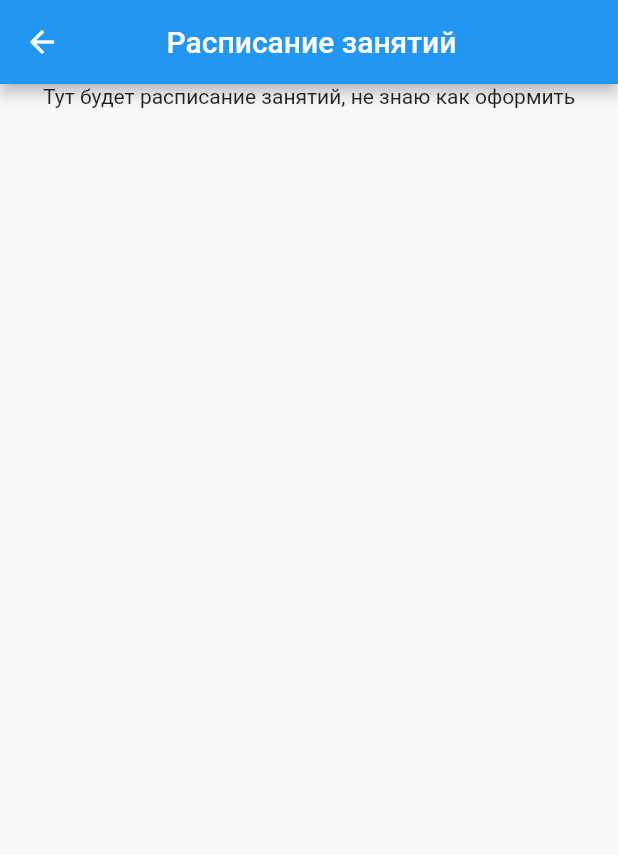
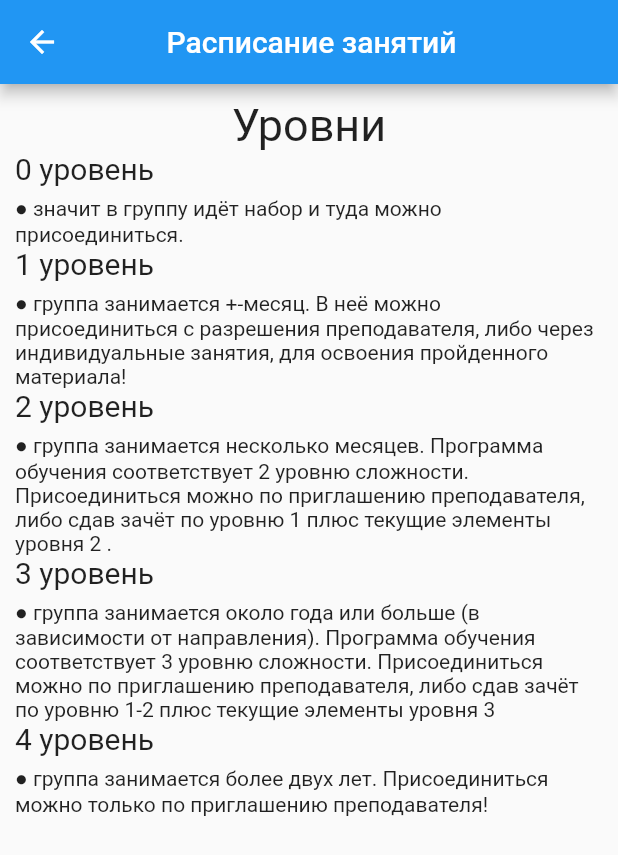
Before and after one commit to siniioduvan/latino_kvartal, a Flutter app: the ShedulePage screen opened by its route, on a phone screen of 412 x 824 dp. Shown: the top 855 px of the screen. Run offline on Flutter 3.47's test engine with Material 2 defaults, Android fonts, the light colour scheme and no system bars.

Commit message:
28.05.23

```diff
--- a/lib/pages/in_drawer/shedule_page.dart
+++ b/lib/pages/in_drawer/shedule_page.dart
@@ -1,4 +1,34 @@
 import 'package:flutter/material.dart';
+
+class LevelData {
+  final String levelNumber;
+  final String descriptionLevel;
+
+  LevelData(this.levelNumber, this.descriptionLevel);
+}
+
+List<LevelData> levelDataText = [
+  LevelData(
+    '0 уровень',
+    '● значит в группу идёт набор и туда можно присоединиться.',
+  ),
+  LevelData(
+    '1 уровень',
+    '● группа занимается +-месяц. В неё можно присоединиться с разрешения преподавателя, либо через индивидуальные занятия, для освоения пройденного материала! ',
+  ),
+  LevelData(
+    '2 уровень',
+    '● группа занимается несколько месяцев. Программа обучения соответствует 2 уровню сложности. Присоединиться можно по приглашению преподавателя, либо сдав зачёт по уровню 1 плюс текущие элементы уровня 2 .',
+  ),
+  LevelData(
+    '3 уровень',
+    '● группа занимается около года или больше (в зависимости от направления). Программа обучения соответствует 3 уровню сложности. Присоединиться  можно по приглашению преподавателя, либо сдав зачёт по уровню 1-2 плюс текущие элементы уровня 3 ',
+  ),
+  LevelData(
+    '4 уровень',
+    '● группа занимается более двух лет. Присоединиться можно только по приглашению преподавателя! ',
+  ),
+];
 
 class ShedulePage extends StatelessWidget {
   const ShedulePage({Key? key}) : super(key: key);
@@ -10,13 +40,51 @@ class ShedulePage extends StatelessWidget {
         titleSpacing: 55,
         title: Text('Расписание занятий'),
       ),
-      body: Center(
-        child: Column(
-          children: [
-            Text('Тут будет расписание занятий, не знаю как оформить'),
-          ],
+      body: SingleChildScrollView(
+        child: Center(
+          child: Padding(
+            padding: const EdgeInsets.all(10.0),
+            child: Column(
+              crossAxisAlignment: CrossAxisAlignment.start,
+              children: [
+                Center(
+                  child: Text(
+                    'Уровни',
+                    style: TextStyle(fontSize: 30),
+                  ),
+                ),
+                Column(
+                  children: levelDataText.map((data) => ExercizeLevel(data: data,)).toList(),
+                )
+              ],
+            ),
+          ),
         ),
       ),
     );
   }
 }
+
+class ExercizeLevel extends StatelessWidget {
+  final LevelData data;
+  const ExercizeLevel({
+    super.key, required this.data,
+  });
+
+  @override
+  Widget build(BuildContext context) {
+    return Column(
+      crossAxisAlignment: CrossAxisAlignment.start,
+      children: [
+        Text(
+          data.levelNumber,
+          style: TextStyle(fontSize: 20),
+        ),
+        SizedBox(
+          height: 5,
+        ),
+        Text(data.descriptionLevel)
+      ],
+    );
+  }
+}
--- a/lib/widgets/auth_page/entry_field.dart
+++ b/lib/widgets/auth_page/entry_field.dart
@@ -51,6 +51,7 @@ class _EntryFieldState extends State<EntryField> {
         children: [
           const Text(
             'Email:',
+            style: TextStyle(color: Colors.white),
           ),
           Padding(
             padding: const EdgeInsets.all(8.0),
@@ -76,6 +77,7 @@ class _EntryFieldState extends State<EntryField> {
           ),
           const Text(
             'Пароль',
+            style: TextStyle(color: Colors.white),
           ),
           Padding(
             padding: const EdgeInsets.all(8.0),
--- a/lib/widgets/auth_page/header_widget.dart
+++ b/lib/widgets/auth_page/header_widget.dart
@@ -15,9 +15,9 @@ class HeaderWidget extends StatelessWidget {
           SizedBox(height: 20,),
           Text(
               'Латинский квартал',
-              style: TextStyle(fontSize: 36)
+              style: TextStyle(fontSize: 36, color: Colors.white),
           ),
-          Text('Войти:', style: TextStyle(fontSize: 24)),
+          Text('Войти:', style: TextStyle(fontSize: 24, color: Colors.white)),
           SizedBox(height: 60,),
         ],
       ),
```
Also changed, not shown: lib/pages/in_drawer/contacts_page.dart (+18 -1 lines), lib/pages/in_drawer/directions_page.dart (+18 -7 lines), lib/pages/in_drawer/teachers_page.dart (+47 -19 lines), lib/pages/main_page.dart (+7 -2 lines).
